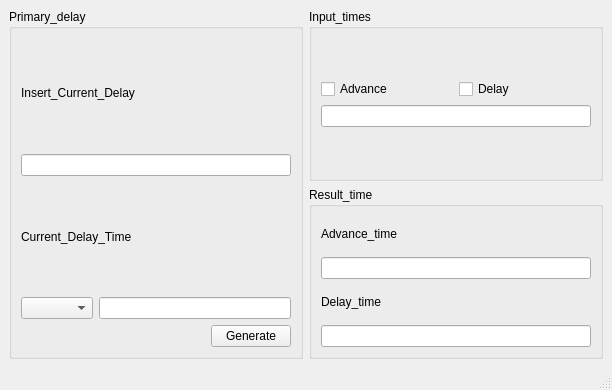
Before: the Qt Designer form delay_caculate/ui/MainWindow.ui in zhanghaotian-T/DXXXX, drawn with Qt 5.
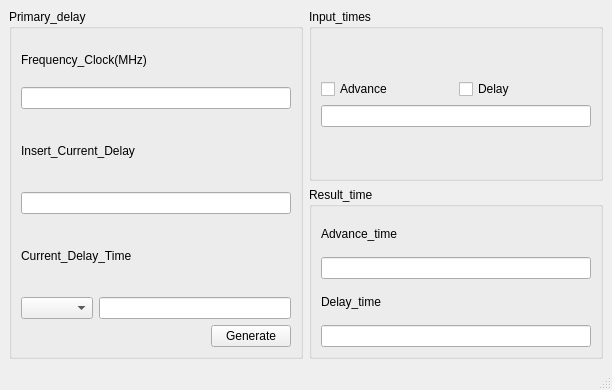
After: the same form once the commit is applied.

Commit message: 修改ui文件

```diff
--- a/delay_caculate/ui/MainWindow.ui
+++ b/delay_caculate/ui/MainWindow.ui
@@ -23,14 +23,7 @@
          <string>Primary_delay</string>
         </property>
         <layout class="QGridLayout" name="gridLayout">
-         <item row="2" column="0">
-          <widget class="QLabel" name="label_2">
-           <property name="text">
-            <string>Current_Delay_Time</string>
-           </property>
-          </widget>
-         </item>
-         <item row="3" column="0">
+         <item row="4" column="0">
           <layout class="QHBoxLayout" name="horizontalLayout_3" stretch="1,3">
            <property name="spacing">
             <number>6</number>
@@ -46,17 +39,7 @@
            </item>
           </layout>
          </item>
-         <item row="0" column="0">
-          <widget class="QLabel" name="label">
-           <property name="text">
-            <string>Insert_Current_Delay</string>
-           </property>
-          </widget>
-         </item>
-         <item row="1" column="0">
-          <widget class="QLineEdit" name="lineEdit"/>
-         </item>
-         <item row="4" column="0">
+         <item row="5" column="0">
           <layout class="QHBoxLayout" name="horizontalLayout_4">
            <item>
             <spacer name="horizontalSpacer">
@@ -80,6 +63,41 @@
            </item>
           </layout>
          </item>
+         <item row="3" column="0">
+          <widget class="QLabel" name="label_2">
+           <property name="text">
+            <string>Current_Delay_Time</string>
+           </property>
+          </widget>
+         </item>
+         <item row="1" column="0">
+          <widget class="QLabel" name="label">
+           <property name="text">
+            <string>Insert_Current_Delay</string>
+           </property>
+          </widget>
+         </item>
+         <item row="2" column="0">
+          <widget class="QLineEdit" name="lineEdit"/>
+         </item>
+         <item row="0" column="0">
+          <layout class="QVBoxLayout" name="verticalLayout_5">
+           <item>
+            <widget class="QLabel" name="label_5">
+             <property name="text">
+              <string>Frequency_Clock(MHz)</string>
+             </property>
+            </widget>
+           </item>
+           <item>
+            <widget class="QLineEdit" name="lineEdit_6">
+             <property name="text">
+              <string/>
+             </property>
+            </widget>
+           </item>
+          </layout>
+         </item>
         </layout>
        </widget>
       </item>
```
The commit also changes 1 other file.
